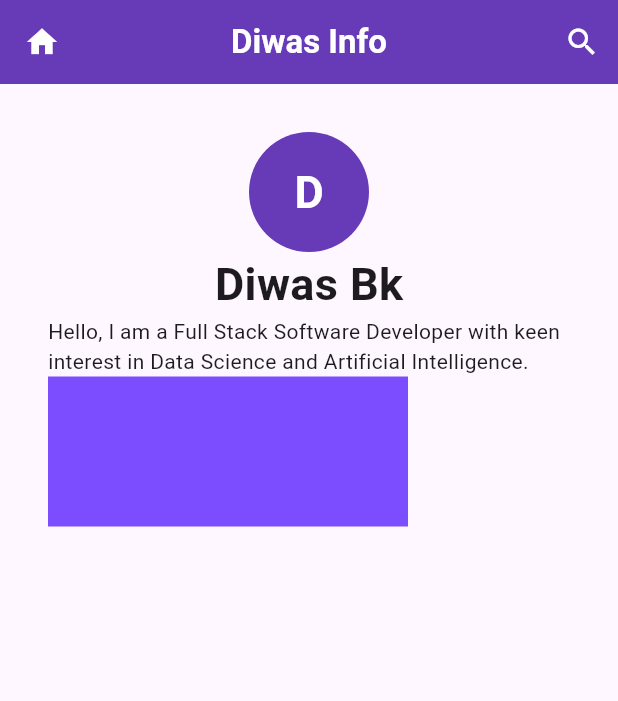
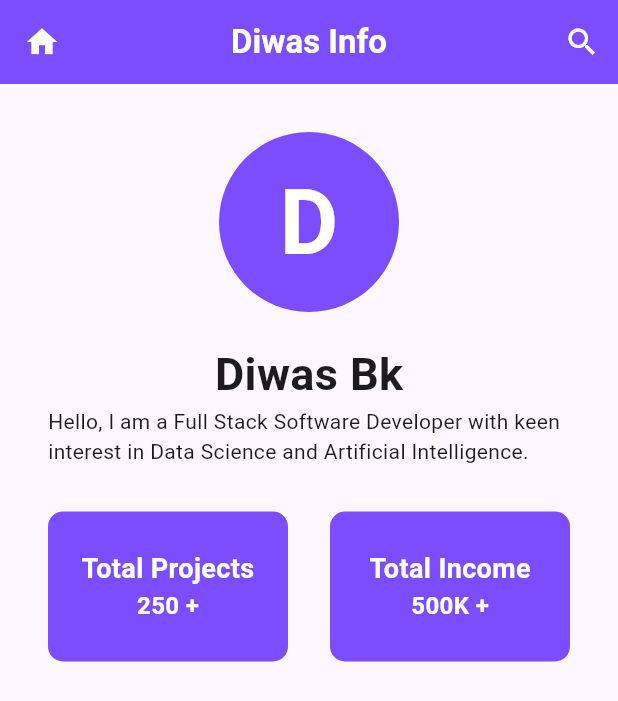
Before and after one commit to diwasbk2k3/myflutterapp, a Flutter app: the NewProfileScreen screen opened directly, on a phone screen of 412 x 824 dp. Shown: the top 701 px of the screen. Run offline on Flutter 3.47's test engine with Material 3 defaults, Android fonts, the phone set to English and light mode, and no system bars.

Commit message:
Profile Screen

```diff
--- a/lib/screens/new_profile_screen.dart
+++ b/lib/screens/new_profile_screen.dart
@@ -7,7 +7,7 @@ class NewProfileScreen extends StatelessWidget {
   Widget build(BuildContext context) {
     return Scaffold(
       appBar: AppBar(
-        backgroundColor: Colors.deepPurple,
+        backgroundColor: Colors.deepPurpleAccent,
         centerTitle: true,
         leading: Icon(Icons.home, color: Colors.white),
         title: Text(
@@ -29,17 +29,18 @@ class NewProfileScreen extends StatelessWidget {
         child: Column(
           children: [
             CircleAvatar(
-              radius: 40,
-              backgroundColor: Colors.deepPurple,
+              radius: 60,
+              backgroundColor: Colors.deepPurpleAccent,
               child: Text(
                 "D",
                 style: TextStyle(
                   color: Colors.white,
                   fontWeight: FontWeight.bold,
-                  fontSize: 30,
+                  fontSize: 60,
                 ),
               ),
             ),
+            SizedBox(height: 20),
             Text(
               "Diwas Bk",
               style: TextStyle(fontWeight: FontWeight.bold, fontSize: 30),
@@ -47,17 +48,67 @@ class NewProfileScreen extends StatelessWidget {
             Text(
               "Hello, I am a Full Stack Software Developer with keen interest in Data Science and Artificial Intelligence.",
             ),
+            SizedBox(height: 30),
             Row(
+              mainAxisAlignment: MainAxisAlignment.spaceBetween,
               children: [
                 Container(
-                  width:120,
+                  width: 160,
                   height: 100,
-                  color: Colors.deepPurpleAccent,
+                  decoration: BoxDecoration(
+                    color: Colors.deepPurpleAccent,
+                    borderRadius: BorderRadius.circular(10),
+                  ),
+                  child: Column(
+                    mainAxisAlignment: MainAxisAlignment.center,
+                    children: [
+                      Text(
+                        "Total Projects",
+                        style: TextStyle(
+                          fontWeight: FontWeight.bold,
+                          color: Colors.white,
+                          fontSize: 18,
+                        ),
+                      ),
+                      Text(
+                        "250 +",
+                        style: TextStyle(
+                          fontWeight: FontWeight.bold,
+                          color: Colors.white,
+                          fontSize: 16,
+                        ),
+                      ),
+                    ],
+                  ),
                 ),
                 Container(
-                  width: 120,
+                  width: 160,
                   height: 100,
-                  color: Colors.deepPurpleAccent,
+                  decoration: BoxDecoration(
+                    color: Colors.deepPurpleAccent,
+                    borderRadius: BorderRadius.circular(10),
+                  ),
+                  child: Column(
+                    mainAxisAlignment: MainAxisAlignment.center,
+                    children: [
+                      Text(
+                        "Total Income",
+                        style: TextStyle(
+                          fontWeight: FontWeight.bold,
+                          color: Colors.white,
+                          fontSize: 18,
+                        ),
+                      ),
+                      Text(
+                        "500K +",
+                        style: TextStyle(
+                          fontWeight: FontWeight.bold,
+                          color: Colors.white,
+                          fontSize: 16,
+                        ),
+                      ),
+                    ],
+                  ),
                 ),
               ],
             ),
```
